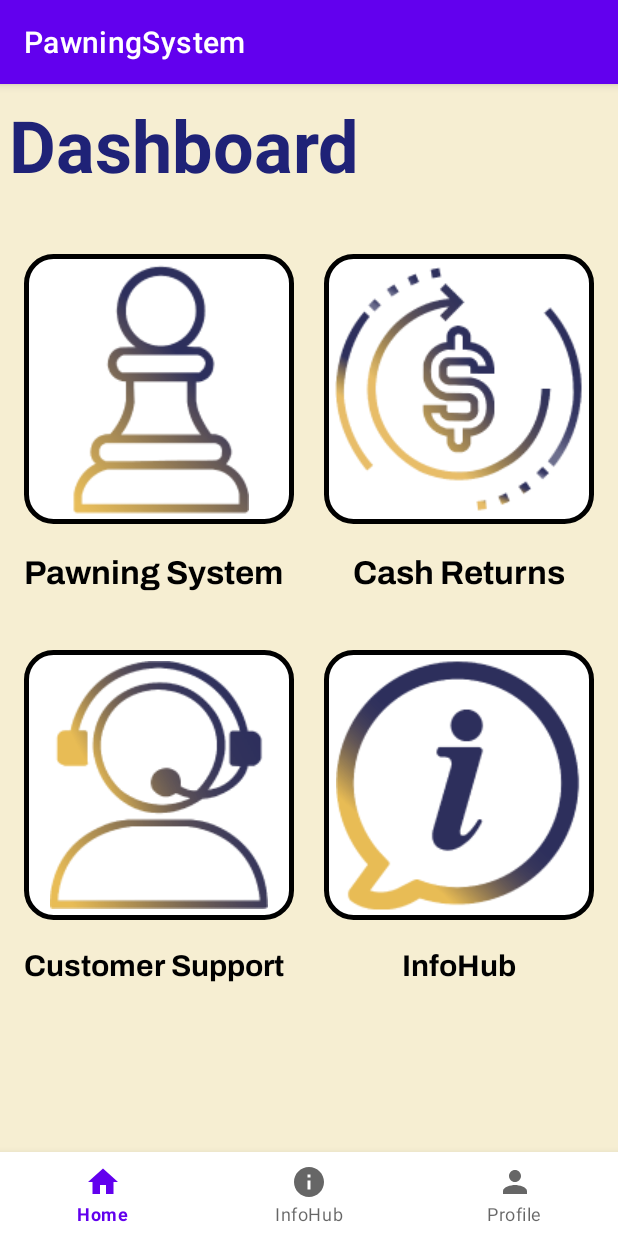
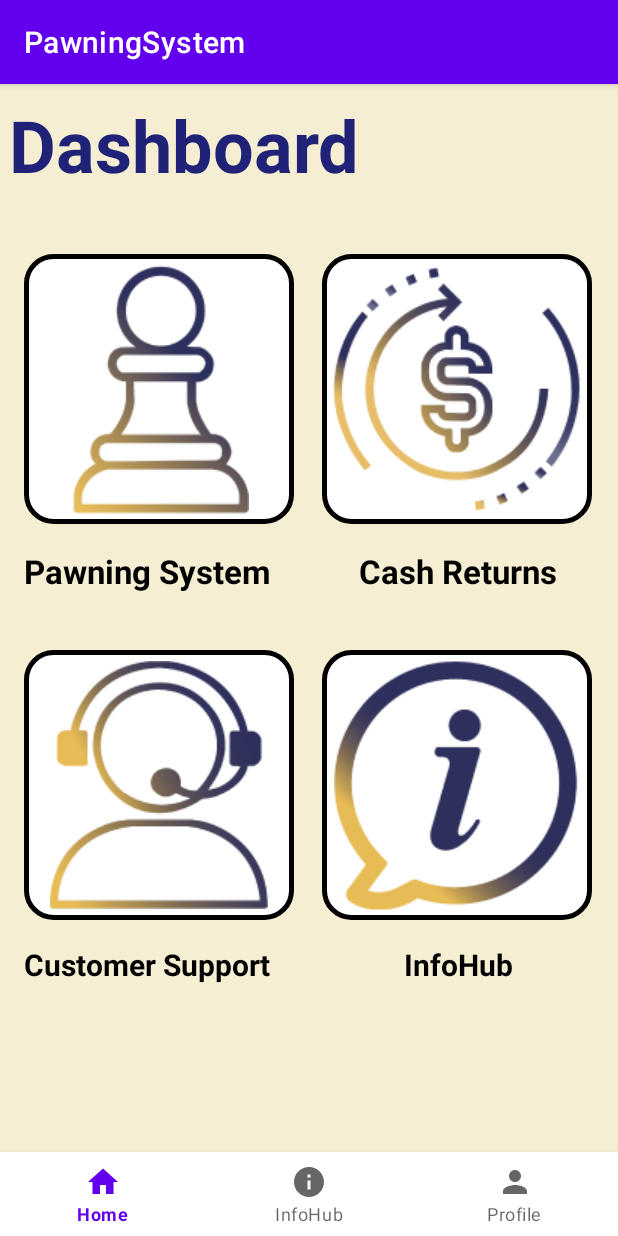
Before and after one commit to teshanj7/CashInPawn, an Android app: the ActivityDashBoard screen opened directly, with no data from a screen before it, on a phone screen of 412 x 824 dp. Run offline under Robolectric (Android 15) with nearby library versions, the phone set to English and light mode, and no system bars; Roboto replaces fonts that are not available here.

Commit message:
fix dashboard

```diff
--- a/app/src/main/res/layout/activity_dash_board.xml
+++ b/app/src/main/res/layout/activity_dash_board.xml
@@ -46,6 +46,8 @@
                 android:background="@drawable/button_round"
                 android:contentDescription="This is the cash returns"
                 app:layout_constraintEnd_toEndOf="parent"
+                app:layout_constraintHorizontal_bias="0.947"
+                app:layout_constraintStart_toEndOf="@+id/imgbtnPawning"
                 app:layout_constraintTop_toBottomOf="@+id/dashboardDes"
                 app:srcCompat="@drawable/microsoftteams_image__12_" />
 
@@ -58,6 +60,8 @@
                 android:background="@drawable/button_round"
                 android:contentDescription="This is the info hub"
                 app:layout_constraintEnd_toEndOf="parent"
+                app:layout_constraintHorizontal_bias="0.947"
+                app:layout_constraintStart_toEndOf="@+id/imgbtnCustomer"
                 app:layout_constraintTop_toBottomOf="@+id/imgbtnCash"
                 app:srcCompat="@drawable/microsoftteams_image__13_" />
 
@@ -90,7 +94,6 @@
                 android:layout_width="181dp"
                 android:layout_height="33dp"
                 android:layout_marginStart="16dp"
-                android:fontFamily="@font/archivo_bold"
                 android:text="@string/DashBoard1"
                 android:textAlignment="gravity"
                 android:textColor="#000000"
@@ -106,7 +109,6 @@
                 android:layout_width="181dp"
                 android:layout_height="33dp"
                 android:layout_marginEnd="16dp"
-                android:fontFamily="@font/archivo_bold"
                 android:text="@string/DashBoard2"
                 android:textAlignment="center"
                 android:textColor="#000000"
@@ -122,7 +124,6 @@
                 android:layout_height="33dp"
                 android:layout_marginStart="16dp"
                 android:layout_marginTop="16dp"
-                android:fontFamily="@font/archivo_bold"
                 android:text="@string/DashBoard3"
                 android:textAlignment="gravity"
                 android:textColor="#000000"
@@ -136,7 +137,6 @@
                 android:layout_height="33dp"
                 android:layout_marginTop="16dp"
                 android:layout_marginEnd="16dp"
-                android:fontFamily="@font/archivo_bold"
                 android:text="@string/DashBoard4"
                 android:textAlignment="center"
                 android:textColor="#000000"
```
